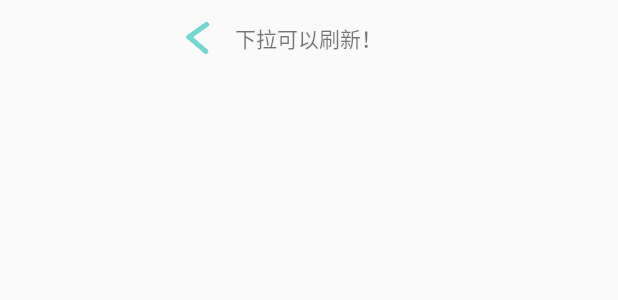
After one commit to FEcherry/musicplayer, an Android app: the layout header.xml on its own in the app's theme, with its tools: preview values and no code run, on a phone screen of 412 x 824 dp. The commit adds this screen. Shown: the top 300 px of the screen. Run offline under Robolectric (Android 15) with nearby library versions, the phone set to English and light mode, and no system bars.

Commit message:
fifth commit

```diff
--- /dev/null
+++ b/src/main/res/layout/header.xml
@@ -0,0 +1,42 @@
+<?xml version="1.0" encoding="utf-8"?>
+<RelativeLayout xmlns:android="http://schemas.android.com/apk/res/android"
+    android:layout_width="match_parent" android:layout_height="wrap_content"
+    android:paddingTop="10dp" android:paddingBottom="10dp">
+
+    <LinearLayout
+        android:id="@+id/refreshTextView"
+        android:layout_width="wrap_content"
+        android:layout_height="wrap_content"
+        android:orientation="vertical"
+        android:layout_marginTop="10dp"
+        android:layout_centerInParent="true"
+        android:gravity="center">
+
+        <TextView
+            android:layout_width="wrap_content"
+            android:layout_height="wrap_content"
+            android:id="@+id/tip"
+            android:text="下拉可以刷新！"/>
+
+        <TextView
+            android:layout_width="wrap_content"
+            android:layout_height="wrap_content"
+            android:id="@+id/lastupdatetime"/>
+    </LinearLayout>
+
+    <ImageView
+        android:id="@+id/arrow"
+        android:layout_width="wrap_content"
+        android:layout_height="wrap_content"
+        android:layout_marginRight="8dp"
+        android:src="@drawable/refresh_arrow"
+        android:layout_toLeftOf="@+id/refreshTextView"/>
+
+    <ProgressBar
+        android:id="@+id/progress"
+        style="?android:attr/progressBarStyleSmall"
+        android:layout_width="wrap_content"
+        android:layout_height="wrap_content"
+        android:visibility="gone"/>
+
+</RelativeLayout>
--- a/src/main/res/layout/home.xml
+++ b/src/main/res/layout/home.xml
@@ -11,10 +11,10 @@
         <!--android:dividerPadding="4dp"-->
         <!--></com.handmark.pulltorefresh.library.PullToRefreshListView>-->
 
-    <ListView
+    <com.example.fe.musicplayer.RefreshListView
         android:id="@+id/listview"
         android:layout_width="match_parent"
-        android:layout_height="match_parent"></ListView>
+        android:layout_height="match_parent"></com.example.fe.musicplayer.RefreshListView>
 
 
 
--- a/src/main/res/layout/list_item.xml
+++ b/src/main/res/layout/list_item.xml
@@ -15,7 +15,8 @@
         android:text="Woman's right when to give birth"
         android:maxLines="2"
         android:layout_marginLeft="10dp"
-        android:layout_marginTop="12dp"/>
+        android:layout_marginTop="12dp"
+        android:layout_toLeftOf="@+id/imageView"/>
 
 
     <TextView
```
Also changed, not shown: src/main/java/com/example/fe/musicplayer/AudioAdapter.java (+47 -1 lines), src/main/java/com/example/fe/musicplayer/HomeActivity.java (+4 -16 lines), src/main/java/com/example/fe/musicplayer/ImageLoader.java (added, +179 -0 lines), src/main/java/com/example/fe/musicplayer/RefreshListView.java (added, +132 -0 lines).
